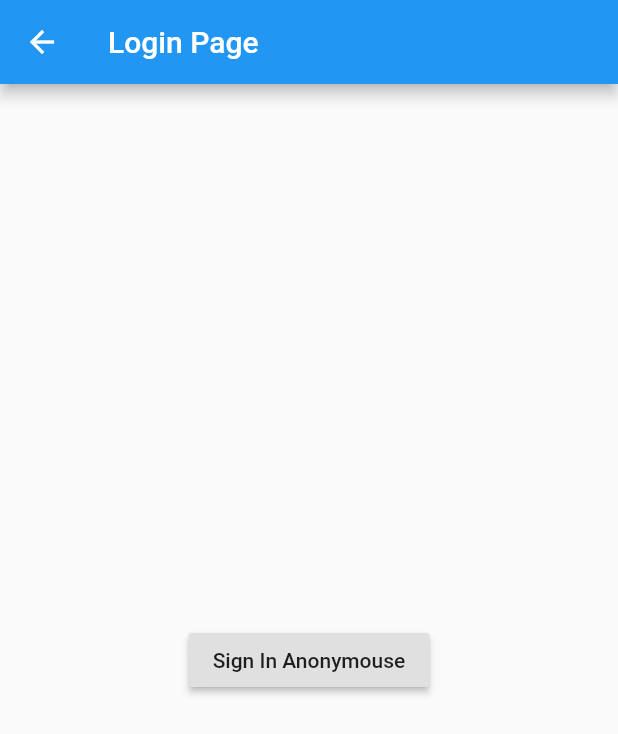
After one commit to yogithesymbian/flutter_basic_to_advance, a Flutter app: the AuthLoginPage screen opened directly, after a tap on "Sign In Anonymouse", on a phone screen of 412 x 824 dp. The commit adds this screen. Shown: the top 734 px of the screen. Run offline on Flutter 3.47's test engine with Material 2 defaults, Android fonts, the phone set to English and light mode, and no system bars; our stand-ins replace firebase_auth; accounts and stored records are empty; network calls fail.

Commit message:
firebase auth anonymouse #android

```diff
--- a/lib/router/constant.dart
+++ b/lib/router/constant.dart
@@ -4,3 +4,5 @@ const String mainNavigationPage = 'MainNavigationPage';
 
 const String epsUntileNineRoute = '/MyApp';
 const String listViewRoute = '/ListViewPage';
+
+const String firebaseHomePageRoute = '/FirebaseHomePage';
--- a/lib/router/routeryo.dart
+++ b/lib/router/routeryo.dart
@@ -1,6 +1,7 @@
 import 'package:flutter/material.dart';
 import 'package:hello_world/ui/a_01_09.dart';
 import 'package:hello_world/ui/basic_knowledge/life_cycle_state.dart';
+import 'package:hello_world/ui/firebase/firebase_home.dart';
 import 'package:hello_world/ui/home/home.dart';
 import 'package:hello_world/ui/list_listview.dart';
 import 'package:hello_world/router/constant.dart';
@@ -19,6 +20,8 @@ class RouterYo {
         return MaterialPageRoute(builder: (_) => MainPage());
       case listViewRoute:
         return MaterialPageRoute(builder: (_) => ListViewPage());
+      case firebaseHomePageRoute:
+        return MaterialPageRoute(builder: (_) => FirebaseHome());
       default:
         return MaterialPageRoute(
             builder: (_) => Scaffold(
--- /dev/null
+++ b/lib/ui/firebase/auth_login_page.dart
@@ -0,0 +1,24 @@
+import 'package:flutter/cupertino.dart';
+import 'package:flutter/material.dart';
+
+import 'auth_services.dart';
+
+class AuthLoginPage extends StatelessWidget {
+  const AuthLoginPage({Key key}) : super(key: key);
+
+  @override
+  Widget build(BuildContext context) {
+    return Scaffold(
+      appBar: AppBar(
+        title: Text("Login Page"),
+      ),
+      body: Center(
+          child: RaisedButton(
+        child: Text("Sign In Anonymouse"),
+        onPressed: () async {
+          await AuthServices.signInAnonymouse();
+        },
+      )),
+    );
+  }
+}
--- /dev/null
+++ b/lib/ui/firebase/auth_services.dart
@@ -0,0 +1,23 @@
+import 'package:firebase_auth/firebase_auth.dart';
+
+class AuthServices {
+  static FirebaseAuth _auth = FirebaseAuth.instance;
+
+  static Future<FirebaseUser> signInAnonymouse() async {
+    try {
+      AuthResult result = await _auth.signInAnonymously();
+      FirebaseUser firebaseUser = result.user;
+      return firebaseUser;
+    } catch (err) {
+      print(err.toString());
+      return null;
+    }
+  }
+
+  static Future signOut() async {
+    _auth.signOut();
+  }
+
+  static Stream<FirebaseUser> get firebaseUserStream =>
+      _auth.onAuthStateChanged;
+}
--- a/lib/ui/home/home.dart
+++ b/lib/ui/home/home.dart
@@ -27,6 +27,11 @@ class _ListCourseYtPageState extends State<ListCourseYtPage> {
               YoTitleTxt("Other Basic Knowledge"),
               YoMatchParentBtn("Navigation", () {
                 Navigator.pushNamed(context, mainNavigationPage);
+              }),
+              Divider(),
+              YoTitleTxt("Firebase"),
+              YoMatchParentBtn("Authentication Anonymouse", () {
+                Navigator.pushNamed(context, firebaseHomePageRoute);
               })
             ],
           ),
```
Also changed, not shown: lib/main.dart (+9 -4 lines), lib/ui/firebase/dashboard_page.dart (added, +33 -0 lines), lib/ui/firebase/firebase_home.dart (added, +21 -0 lines), pubspec.yaml (+3 -8 lines), 7 other files.
